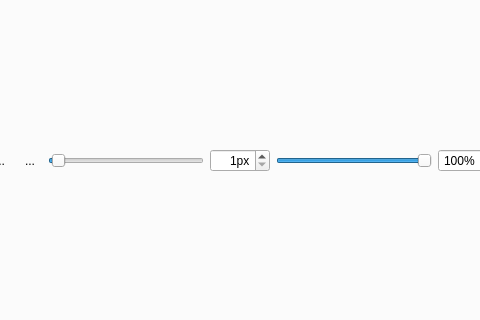
The window that bulinotes/bulinotes/bn/resources/bnnoteeditor.ui (Grum999/BuliNotes) describes before a commit, drawn with Qt 5; both pictures show x 163 to 643 and y 258 to 578 of the 1059 by 736 pixel window.
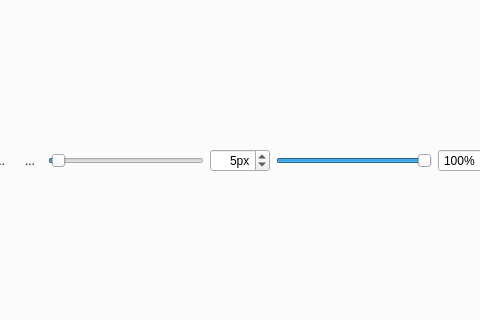
The same window after the commit. The open tabs and pages were chosen to show the change. Icons and pictures are not drawn. Custom widgets are drawn as their Qt base class.

```diff
--- a/bulinotes/bulinotes/bn/resources/bnnoteeditor.ui
+++ b/bulinotes/bulinotes/bn/resources/bnnoteeditor.ui
@@ -433,6 +433,9 @@
             <property name="maximum">
              <number>200</number>
             </property>
+            <property name="value">
+             <number>5</number>
+            </property>
            </widget>
           </item>
           <item>
```
Left out of the diff: 4 changed lines with no effect on the pictures.
